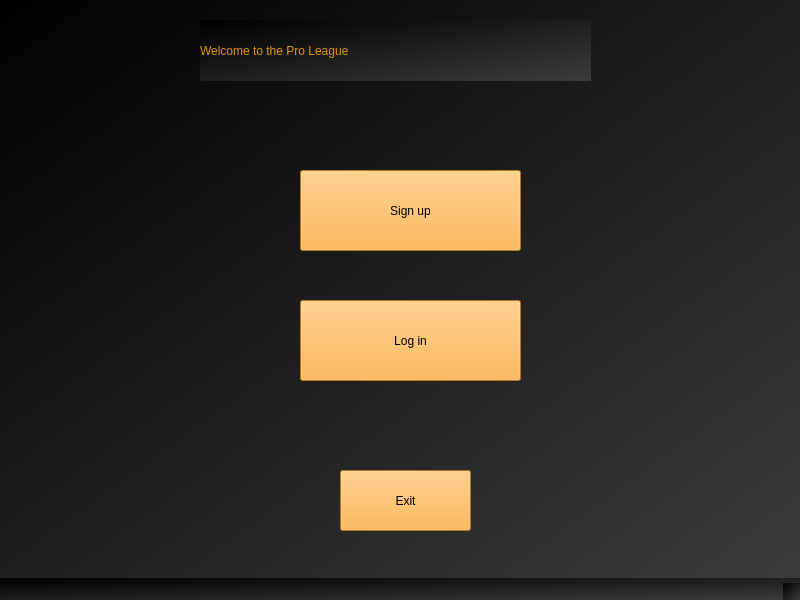
This is mainwindow.ui in Ahmed1614/qt-bla as Qt 5 draws it before an edit. The edited form follows.
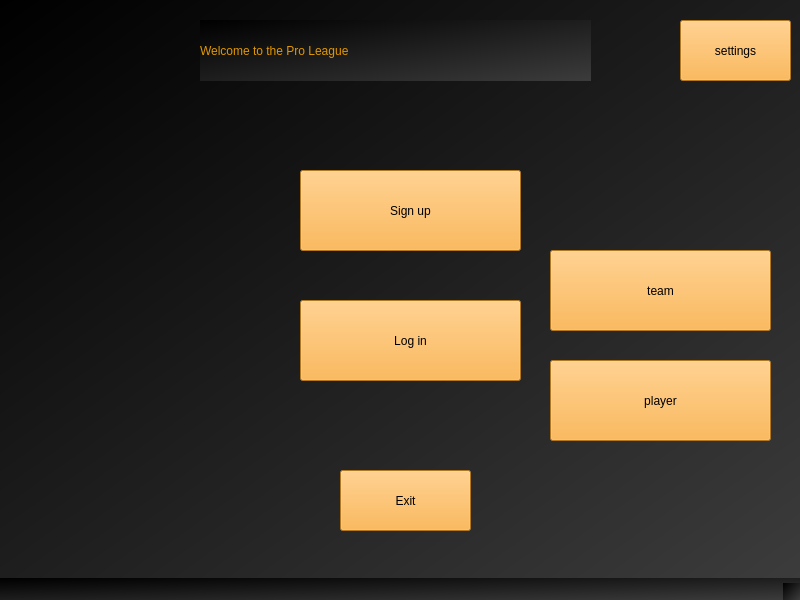
This is the edited form.

Patch:
```diff
--- a/mainwindow.ui
+++ b/mainwindow.ui
@@ -92,6 +92,60 @@
      <string>Log in</string>
     </property>
    </widget>
+   <widget class="QPushButton" name="pushButton_4">
+    <property name="geometry">
+     <rect>
+      <x>680</x>
+      <y>20</y>
+      <width>111</width>
+      <height>61</height>
+     </rect>
+    </property>
+    <property name="styleSheet">
+     <string notr="true">font: 14pt &quot;Showcard Gothic&quot;;
+color: rgb(0, 0, 0);
+background-color: rgb(251, 167, 45);</string>
+    </property>
+    <property name="text">
+     <string>settings</string>
+    </property>
+   </widget>
+   <widget class="QPushButton" name="pushButton_5">
+    <property name="geometry">
+     <rect>
+      <x>550</x>
+      <y>250</y>
+      <width>221</width>
+      <height>81</height>
+     </rect>
+    </property>
+    <property name="styleSheet">
+     <string notr="true">font: 14pt &quot;Showcard Gothic&quot;;
+color: rgb(0, 0, 0);
+background-color: rgb(251, 167, 45);</string>
+    </property>
+    <property name="text">
+     <string>team</string>
+    </property>
+   </widget>
+   <widget class="QPushButton" name="pushButton_6">
+    <property name="geometry">
+     <rect>
+      <x>550</x>
+      <y>360</y>
+      <width>221</width>
+      <height>81</height>
+     </rect>
+    </property>
+    <property name="styleSheet">
+     <string notr="true">font: 14pt &quot;Showcard Gothic&quot;;
+color: rgb(0, 0, 0);
+background-color: rgb(251, 167, 45);</string>
+    </property>
+    <property name="text">
+     <string>player</string>
+    </property>
+   </widget>
   </widget>
   <widget class="QMenuBar" name="menubar">
    <property name="geometry">
```
